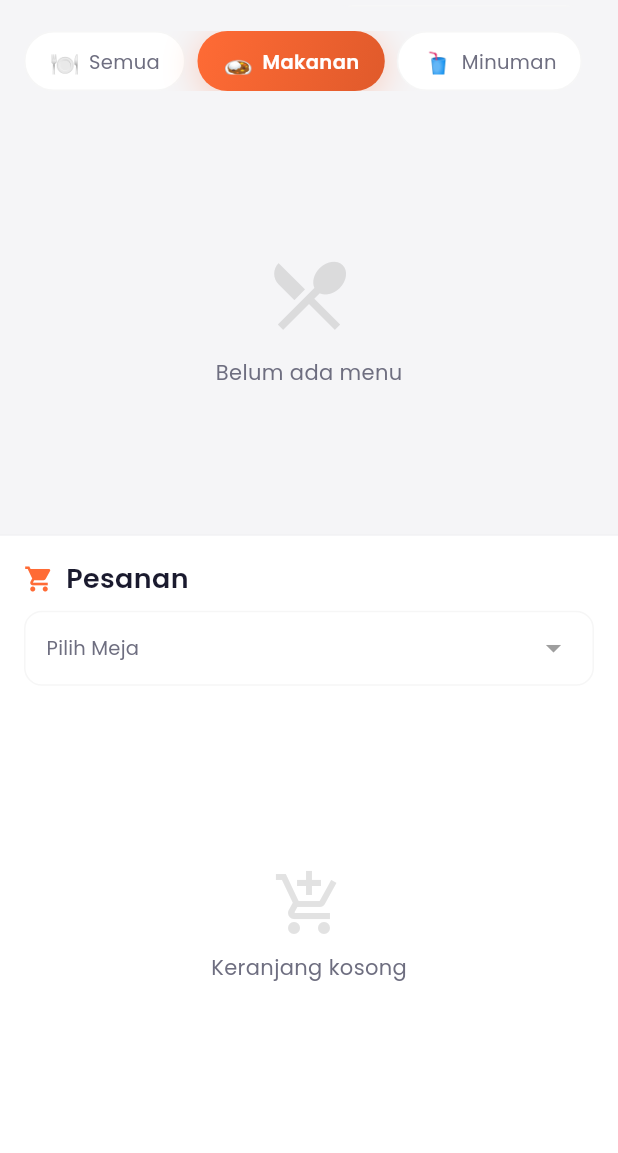
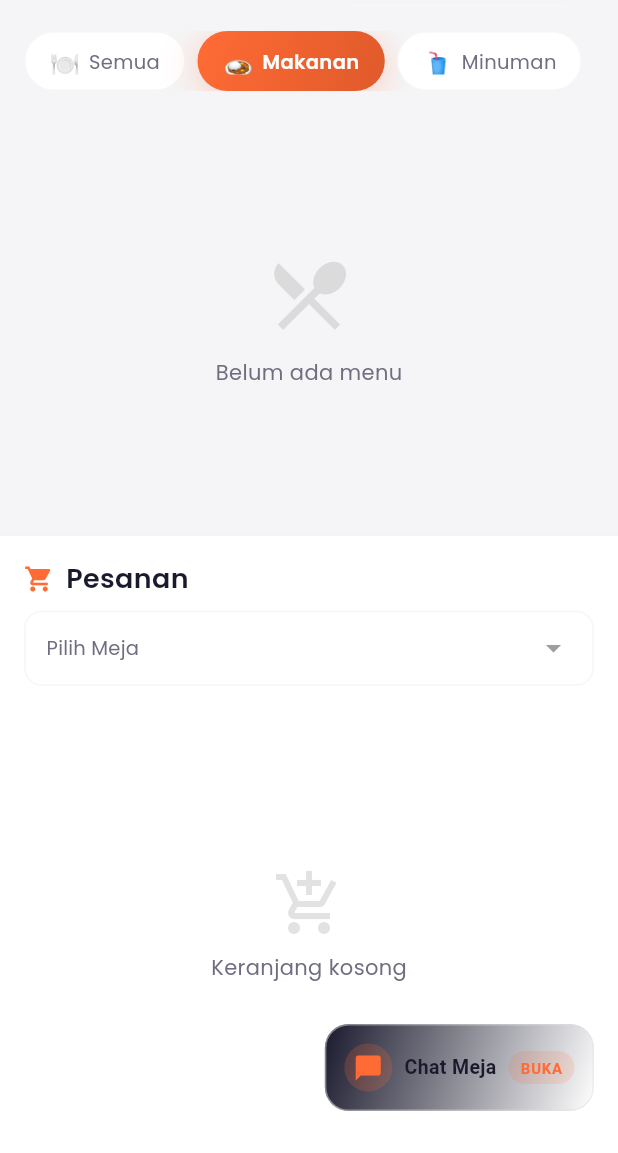
Before and after one commit to Lucifer-pw/Dapoer-Manahan-POS, a Flutter app: the PosScreen screen opened directly, after a tap on "Makanan", on a phone screen of 412 x 824 dp, the part 83-1236 px from its top. Run offline on Flutter 3.47's test engine with Material 3 defaults, Android fonts, the phone set to English and light mode, and no system bars; our stand-ins replace cached_network_image, cloud_firestore, connectivity_plus, device_info_plus, dio, firebase_auth and 12 more; missing offline and left inert: blue_thermal_printer, google_mlkit_text_recognition; accounts and stored records are empty; network calls fail; project files that could hold a hidden picture were left out.

Commit message:
fix: make Chat Meja always visible for admin, fix trash icon visibility with contrasting background

```diff
--- a/lib/widgets/chat_room_dialog.dart
+++ b/lib/widgets/chat_room_dialog.dart
@@ -166,13 +166,21 @@ class _ChatRoomDialogState extends State<ChatRoomDialog> {
                       ),
                     ),
                     if (widget.role == 'admin')
-                      IconButton(
-                        tooltip: 'Hapus Obrolan',
-                        icon: const Icon(
-                          Icons.delete_sweep_rounded,
-                          color: Colors.white,
+                      Container(
+                        margin: const EdgeInsets.only(right: 4),
+                        decoration: BoxDecoration(
+                          color: Colors.white.withOpacity(0.2),
+                          borderRadius: BorderRadius.circular(8),
                         ),
-                        onPressed: () => _confirmClearChat(context),
+                        child: IconButton(
+                          tooltip: 'Hapus Obrolan',
+                          icon: const Icon(
+                            Icons.delete_outline,
+                            color: Colors.white,
+                            size: 22,
+                          ),
+                          onPressed: () => _confirmClearChat(context),
+                        ),
                       ),
                     IconButton(
                       icon: Icon(
--- a/lib/widgets/table_chat_floating_card.dart
+++ b/lib/widgets/table_chat_floating_card.dart
@@ -40,19 +40,9 @@ class _TableChatFloatingCardState extends State<TableChatFloatingCard>
   Widget build(BuildContext context) {
     return Consumer2<ChatProvider, TableProvider>(
       builder: (context, chatProv, tableProv, child) {
-        if (chatProv.unreadCount == 0) {
-          return const SizedBox.shrink();
-        }
+        final hasUnread = chatProv.unreadCount > 0;
 
-        return AnimatedBuilder(
-          animation: _bounceAnimation,
-          builder: (context, child) {
-            return Transform.translate(
-              offset: Offset(0, _bounceAnimation.value),
-              child: child,
-            );
-          },
-          child: InkWell(
+        Widget cardContent = InkWell(
           onTap: () => _showChatTablesBottomSheet(context, chatProv, tableProv),
           borderRadius: BorderRadius.circular(AppRadius.lg),
           child: Container(
@@ -61,13 +51,16 @@ class _TableChatFloatingCardState extends State<TableChatFloatingCard>
               vertical: 12,
             ),
             decoration: BoxDecoration(
-                gradient: const LinearGradient(
-                  colors: [AppColors.secondary, AppColors.secondaryLight],
+              gradient: LinearGradient(
+                colors: hasUnread
+                    ? [AppColors.secondary, AppColors.secondaryLight]
+                    : [AppColors.surfaceDark, AppColors.surface],
                 begin: Alignment.topLeft,
                 end: Alignment.bottomRight,
               ),
               borderRadius: BorderRadius.circular(AppRadius.lg),
-                boxShadow: AppShadows.glow,
+              border: hasUnread ? null : Border.all(color: AppColors.border.withOpacity(0.5)),
+              boxShadow: hasUnread ? AppShadows.glow : null,
             ),
             child: Row(
               mainAxisSize: MainAxisSize.min,
@@ -75,20 +68,20 @@ class _TableChatFloatingCardState extends State<TableChatFloatingCard>
                 Container(
                   padding: const EdgeInsets.all(6),
                   decoration: BoxDecoration(
-                      color: Colors.white.withOpacity(0.2),
+                    color: hasUnread ? Colors.white.withOpacity(0.2) : AppColors.primary.withOpacity(0.2),
                     shape: BoxShape.circle,
                   ),
-                    child: const Icon(
+                  child: Icon(
                     Icons.chat_bubble_rounded,
-                      color: Colors.white,
+                    color: hasUnread ? Colors.white : AppColors.primary,
                     size: 20,
                   ),
                 ),
                 const SizedBox(width: 8),
                 Text(
-                    'Chat Meja (${chatProv.unreadCount})',
-                    style: const TextStyle(
-                      color: Colors.white,
+                  hasUnread ? 'Chat Meja (${chatProv.unreadCount})' : 'Chat Meja',
+                  style: TextStyle(
+                    color: hasUnread ? Colors.white : AppColors.textPrimary,
                     fontWeight: FontWeight.bold,
                     fontSize: 13,
                   ),
@@ -100,13 +93,13 @@ class _TableChatFloatingCardState extends State<TableChatFloatingCard>
                     vertical: 4,
                   ),
                   decoration: BoxDecoration(
-                      color: Colors.white,
+                    color: hasUnread ? Colors.white : AppColors.primary.withOpacity(0.15),
                     borderRadius: BorderRadius.circular(AppRadius.full),
                   ),
-                    child: const Text(
+                  child: Text(
                     'BUKA',
                     style: TextStyle(
-                        color: AppColors.secondary,
+                      color: hasUnread ? AppColors.secondary : AppColors.primary,
                       fontWeight: FontWeight.bold,
                       fontSize: 10,
                       letterSpacing: 0.5,
@@ -116,7 +109,21 @@ class _TableChatFloatingCardState extends State<TableChatFloatingCard>
               ],
             ),
           ),
-          ),
+        );
+
+        if (!hasUnread) {
+          return cardContent;
+        }
+
+        return AnimatedBuilder(
+          animation: _bounceAnimation,
+          builder: (context, child) {
+            return Transform.translate(
+              offset: Offset(0, _bounceAnimation.value),
+              child: child,
+            );
+          },
+          child: cardContent,
         );
       },
     );
```
Lines whose indentation alone changed are shown as unchanged.
